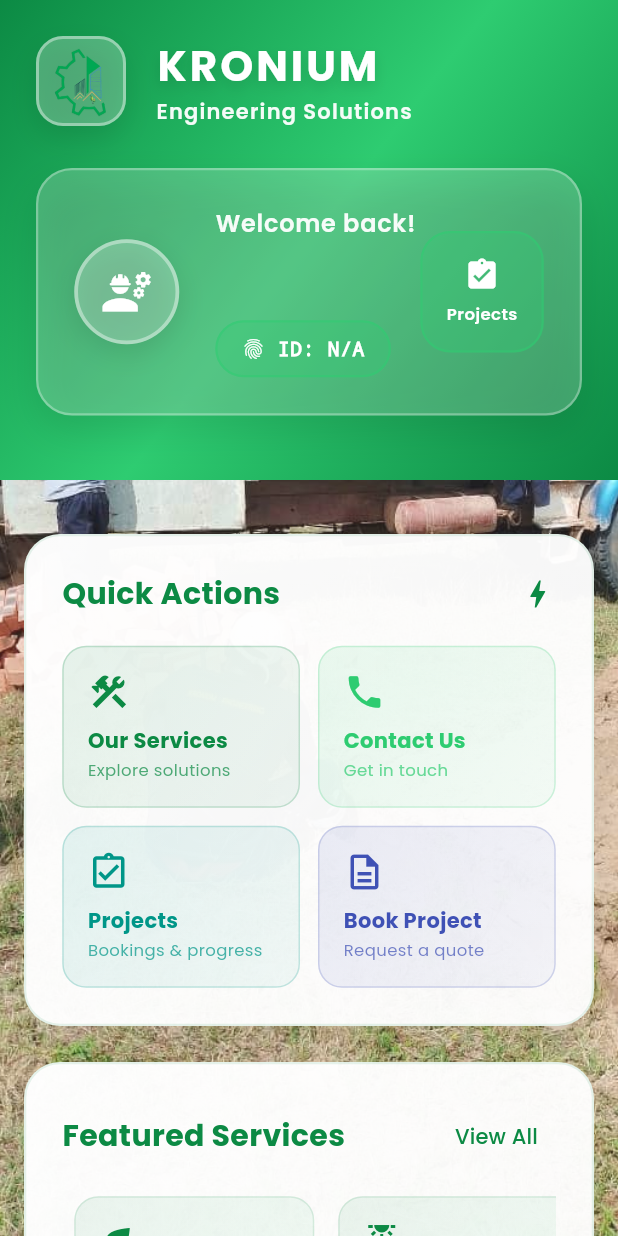
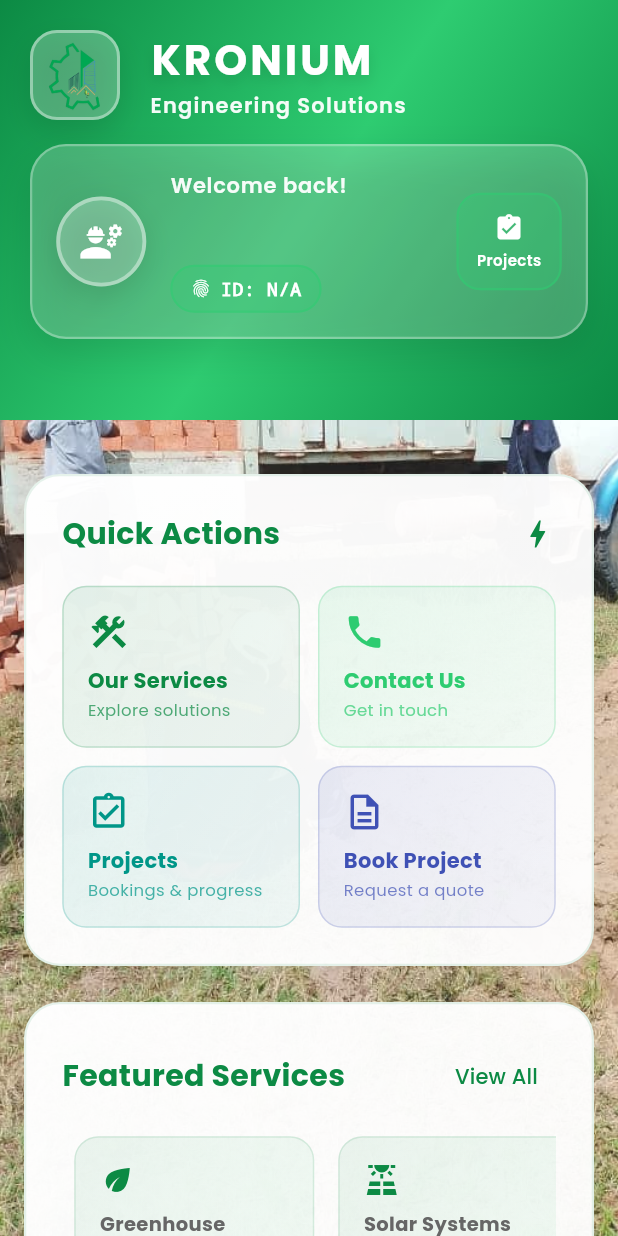
Before and after one commit to PraiseTechzw/kronium-app, a Flutter app: the HomeScreen screen opened directly, on a phone screen of 412 x 824 dp. Run offline on Flutter 3.47's test engine with Material 3 defaults, Android fonts, the phone set to English and light mode, and no system bars; our stand-ins replace animate_do, appwrite, cloud_firestore, file_picker, firebase_auth, firebase_core and 8 more; accounts and stored records are empty.

Commit message:
Refactor HomeScreen to optimize layout and enhance user interface
- Removed unnecessary user data management code to simplify the component's lifecycle.
- Adjusted UI elements, including padding, font sizes, and icon dimensions for improved visual consistency.
- Updated the SliverAppBar height and spacing to enhance overall design coherence.
- Streamlined the user information section for a cleaner presentation.

```diff
--- a/lib/pages/home/home_screen.dart
+++ b/lib/pages/home/home_screen.dart
@@ -2,12 +2,10 @@ import 'package:flutter/material.dart';
 import 'package:get/get.dart';
 import 'package:kronium/core/app_theme.dart';
 import 'package:kronium/core/user_controller.dart';
-import 'package:kronium/core/user_auth_service.dart';
 import 'package:kronium/pages/home/active_projects_section.dart';
 import 'package:kronium/pages/home/featured_services_section.dart';
 import 'package:kronium/pages/home/quick_actions_sections.dart';
 import 'package:kronium/widgets/background_switcher.dart';
-import 'dart:async';
 
 /// Keep this widget focused and readable. Extend as needed.
 class HomeScreen extends StatefulWidget {
@@ -19,117 +17,11 @@ class HomeScreen extends StatefulWidget {
 
 class _HomeScreenState extends State<HomeScreen> {
   late final UserController userController;
-  Timer? _refreshTimer;
 
   @override
   void initState() {
     super.initState();
     userController = Get.find<UserController>();
-
-    // Debug logging for username and ID
-    print('HomeScreen: Initial username: ${userController.userName.value}');
-    print('HomeScreen: Initial userId: ${userController.userId.value}');
-    print(
-      'HomeScreen: Initial userProfile: ${userController.userProfile.value?.name}',
-    );
-
-    // Listen for changes in user data
-    _setupUserDataListener();
-
-    // Force refresh user data after a short delay
-    Future.delayed(const Duration(milliseconds: 100), () {
-      _refreshUserData();
-    });
-
-    // Set up periodic refresh timer
-    _refreshTimer = Timer.periodic(const Duration(seconds: 2), (timer) {
-      if (mounted) {
-        _refreshUserData();
-      }
-    });
-  }
-
-  void _setupUserDataListener() {
-    // Listen for changes in userName and update UI
-    ever(userController.userName, (String userName) {
-      if (mounted && userName.isNotEmpty) {
-        setState(() {});
-        print('HomeScreen: Username updated to: $userName');
-      }
-    });
-
-    // Listen for changes in userId and update UI
-    ever(userController.userId, (String userId) {
-      if (mounted && userId.isNotEmpty) {
-        setState(() {});
-        print('HomeScreen: UserId updated to: $userId');
-      }
-    });
-
-    // Also listen for userProfile changes as a fallback
-    ever(userController.userProfile, (profile) {
-      if (mounted && profile != null) {
-        setState(() {});
-        print('HomeScreen: UserProfile updated to: ${profile.name}');
-      }
-    });
-  }
-
-  void _refreshUserData() {
-    if (mounted) {
-      print('HomeScreen: Refreshing user data...');
-      print('HomeScreen: Current username: ${userController.userName.value}');
-      print('HomeScreen: Current userId: ${userController.userId.value}');
-      print(
-        'HomeScreen: Current userProfile: ${userController.userProfile.value?.name}',
-      );
-
-      // Check if we need to re-find the UserController
-      try {
-        final currentUserController = Get.find<UserController>();
-        if (currentUserController != userController) {
-          print('HomeScreen: UserController changed, updating reference');
-          userController = currentUserController;
-        }
-      } catch (e) {
-        print('HomeScreen: Error finding UserController: $e');
-      }
-
-      // Try to get user data from UserAuthService if UserController is empty
-      if (userController.userName.value.isEmpty &&
-          userController.userId.value.isEmpty) {
-        print(
-          'HomeScreen: UserController is empty, trying to get data from UserAuthService',
-        );
-        try {
-          final userAuthService = Get.find<UserAuthService>();
-          if (userAuthService.currentUserProfile != null) {
-            print(
-              'HomeScreen: Found user profile in UserAuthService: ${userAuthService.currentUserProfile!.name}',
-            );
-            userController.setUserProfile(userAuthService.currentUserProfile);
-          }
-        } catch (e) {
-          print('HomeScreen: Error finding UserAuthService: $e');
-        }
-      }
-
-      // Force UI update
-      setState(() {});
-    }
-  }
-
-  @override
-  void didChangeDependencies() {
-    super.didChangeDependencies();
-    // Refresh user data when dependencies change (e.g., when screen becomes visible)
-    _refreshUserData();
-  }
-
-  @override
-  void dispose() {
-    _refreshTimer?.cancel();
-    super.dispose();
   }
 
   @override
@@ -163,7 +55,7 @@ class _HomeScreenState extends State<HomeScreen> {
 
   Widget _buildSliverAppBar() {
     return SliverAppBar(
-      expandedHeight: 320.0, // Increased to prevent overflow
+      expandedHeight: 280.0,
       floating: false,
       pinned: true,
       automaticallyImplyLeading: false,
@@ -185,11 +77,11 @@ class _HomeScreenState extends State<HomeScreen> {
           ),
           child: SafeArea(
             child: Padding(
-              padding: const EdgeInsets.all(24),
+              padding: const EdgeInsets.all(20),
               child: Column(
                 children: [
                   _buildHeaderRow(),
-                  const SizedBox(height: 28),
+                  const SizedBox(height: 16),
                   _buildUserInfoSection(),
                 ],
               ),
@@ -277,7 +169,7 @@ class _HomeScreenState extends State<HomeScreen> {
 
   Widget _buildUserInfoSection() {
     return Container(
-      padding: const EdgeInsets.all(24),
+      padding: const EdgeInsets.all(16),
       decoration: BoxDecoration(
         color: Colors.white.withValues(alpha: 0.2),
         borderRadius: BorderRadius.circular(24),
@@ -296,11 +188,11 @@ class _HomeScreenState extends State<HomeScreen> {
       child: Row(
         children: [
           Container(
-            width: 70,
-            height: 70,
+            width: 60,
+            height: 60,
             decoration: BoxDecoration(
               color: Colors.white.withValues(alpha: 0.25),
-              borderRadius: BorderRadius.circular(35),
+              borderRadius: BorderRadius.circular(30),
               border: Border.all(
                 color: Colors.white.withValues(alpha: 0.4),
                 width: 2.5,
@@ -313,9 +205,9 @@ class _HomeScreenState extends State<HomeScreen> {
                 ),
               ],
             ),
-            child: Icon(Icons.engineering, color: Colors.white, size: 35),
+            child: Icon(Icons.engineering, color: Colors.white, size: 30),
           ),
-          const SizedBox(width: 24),
+          const SizedBox(width: 16),
           Expanded(
             child: Column(
               crossAxisAlignment: CrossAxisAlignment.start,
@@ -323,13 +215,13 @@ class _HomeScreenState extends State<HomeScreen> {
                 Text(
                   'Welcome back!',
                   style: TextStyle(
-                    fontSize: 16,
+                    fontSize: 14,
                     color: Colors.white.withValues(alpha: 0.95),
                     fontWeight: FontWeight.w600,
                     letterSpacing: 0.5,
                   ),
                 ),
-                const SizedBox(height: 6),
+                const SizedBox(height: 4),
                 Obx(() {
                   final userName =
                       userController.userName.value.isNotEmpty
@@ -338,7 +230,7 @@ class _HomeScreenState extends State<HomeScreen> {
                   return Text(
                     userName,
                     style: TextStyle(
-                      fontSize: 26,
+                      fontSize: 22,
                       fontWeight: FontWeight.bold,
                       color: Colors.white,
                       letterSpacing: 0.8,
@@ -352,7 +244,7 @@ class _HomeScreenState extends State<HomeScreen> {
                     ),
                   );
                 }),
-                const SizedBox(height: 10),
+                const SizedBox(height: 8),
                 Obx(() {
                   final userId =
                       userController.userId.value.isNotEmpty
@@ -360,12 +252,12 @@ class _HomeScreenState extends State<HomeScreen> {
                           : userController.userProfile.value?.id ?? '';
                   return Container(
                     padding: const EdgeInsets.symmetric(
-                      horizontal: 16,
-                      vertical: 8,
+                      horizontal: 12,
+                      vertical: 6,
                     ),
                     decoration: BoxDecoration(
                       color: AppTheme.secondaryColor.withValues(alpha: 0.3),
-                      borderRadius: BorderRadius.circular(24),
+                      borderRadius: BorderRadius.circular(20),
                       border: Border.all(
                         color: AppTheme.secondaryColor.withValues(alpha: 0.5),
                         width: 1.5,
@@ -374,12 +266,12 @@ class _HomeScreenState extends State<HomeScreen> {
                     child: Row(
                       mainAxisSize: MainAxisSize.min,
                       children: [
-                        Icon(Icons.fingerprint, size: 16, color: Colors.white),
-                        const SizedBox(width: 8),
+                        Icon(Icons.fingerprint, size: 14, color: Colors.white),
+                        const SizedBox(width: 6),
                         Text(
                           'ID: ${userId.isNotEmpty ? userId : 'N/A'}',
                           style: TextStyle(
-                            fontSize: 13,
+                            fontSize: 12,
                             color: Colors.white,
                             fontFamily: 'monospace',
                             fontWeight: FontWeight.w700,
@@ -394,10 +286,10 @@ class _HomeScreenState extends State<HomeScreen> {
             ),
           ),
           Container(
-            padding: const EdgeInsets.all(16),
+            padding: const EdgeInsets.all(12),
             decoration: BoxDecoration(
               color: AppTheme.secondaryColor.withValues(alpha: 0.3),
-              borderRadius: BorderRadius.circular(20),
+              borderRadius: BorderRadius.circular(16),
               border: Border.all(
                 color: AppTheme.secondaryColor.withValues(alpha: 0.5),
                 width: 1.5,
@@ -405,12 +297,12 @@ class _HomeScreenState extends State<HomeScreen> {
             ),
             child: Column(
               children: [
-                Icon(Icons.assignment_turned_in, color: Colors.white, size: 24),
-                const SizedBox(height: 6),
+                Icon(Icons.assignment_turned_in, color: Colors.white, size: 20),
+                const SizedBox(height: 4),
                 Text(
                   'Projects',
                   style: TextStyle(
-                    fontSize: 11,
+                    fontSize: 10,
                     color: Colors.white,
                     fontWeight: FontWeight.w600,
                     letterSpacing: 0.3,
```
